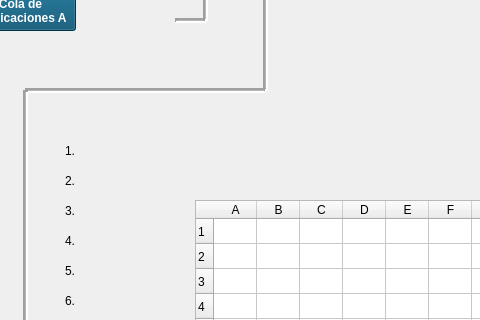
Qt form untitled/mainwindow.ui (javialroro/Proyecto1_ED) before a commit; both pictures show x 465 to 945 and y 140 to 460 of the 1522 by 769 pixel window.
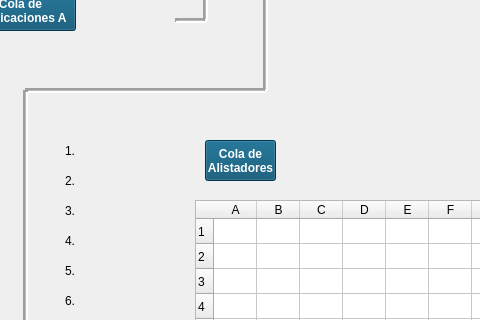
The same form after that commit. Icons and pictures are not drawn.

Patch:
```diff
--- a/untitled/mainwindow.ui
+++ b/untitled/mainwindow.ui
@@ -2423,6 +2423,43 @@
      <string>Fabricacion</string>
     </property>
    </widget>
+   <widget class="QPushButton" name="btnColaDeAlistadores">
+    <property name="geometry">
+     <rect>
+      <x>670</x>
+      <y>280</y>
+      <width>71</width>
+      <height>41</height>
+     </rect>
+    </property>
+    <property name="font">
+     <font>
+      <family>Segoe UI</family>
+      <pointsize>9</pointsize>
+      <italic>false</italic>
+      <bold>true</bold>
+      <kerning>true</kerning>
+     </font>
+    </property>
+    <property name="cursor">
+     <cursorShape>PointingHandCursor</cursorShape>
+    </property>
+    <property name="toolTip">
+     <string>&lt;html&gt;&lt;head/&gt;&lt;body&gt;&lt;p align=&quot;center&quot;&gt;Pedidos&lt;/p&gt;&lt;/body&gt;&lt;/html&gt;</string>
+    </property>
+    <property name="whatsThis">
+     <string>&lt;html&gt;&lt;head/&gt;&lt;body&gt;&lt;p align=&quot;center&quot;&gt;Pedidos&lt;/p&gt;&lt;/body&gt;&lt;/html&gt;</string>
+    </property>
+    <property name="styleSheet">
+     <string notr="true">background-color: rgb(0, 74, 108);
+font: 700 9pt &quot;Segoe UI&quot;;
+color: white</string>
+    </property>
+    <property name="text">
+     <string>Cola de 
+Alistadores</string>
+    </property>
+   </widget>
    <zorder>lineV08</zorder>
    <zorder>lineV07</zorder>
    <zorder>lblcliente1</zorder>
```
Left out of the diff: 1 changed line with no effect on the pictures.
